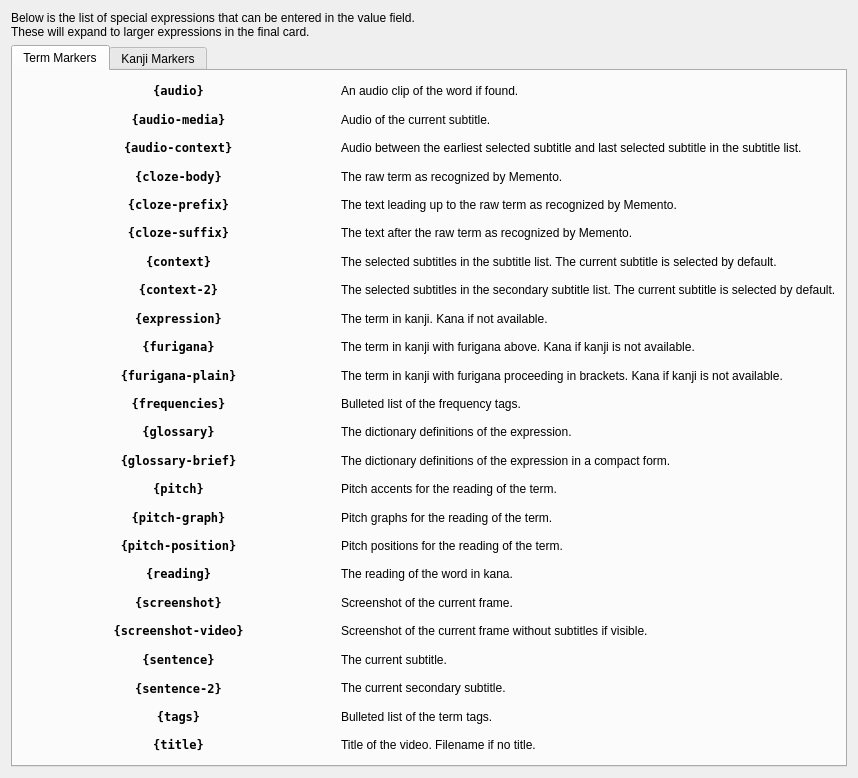
This is src/gui/widgets/settings/ankisettingshelp.ui in ripose-jp/Memento as Qt 5 draws it before an edit. The edited form follows.
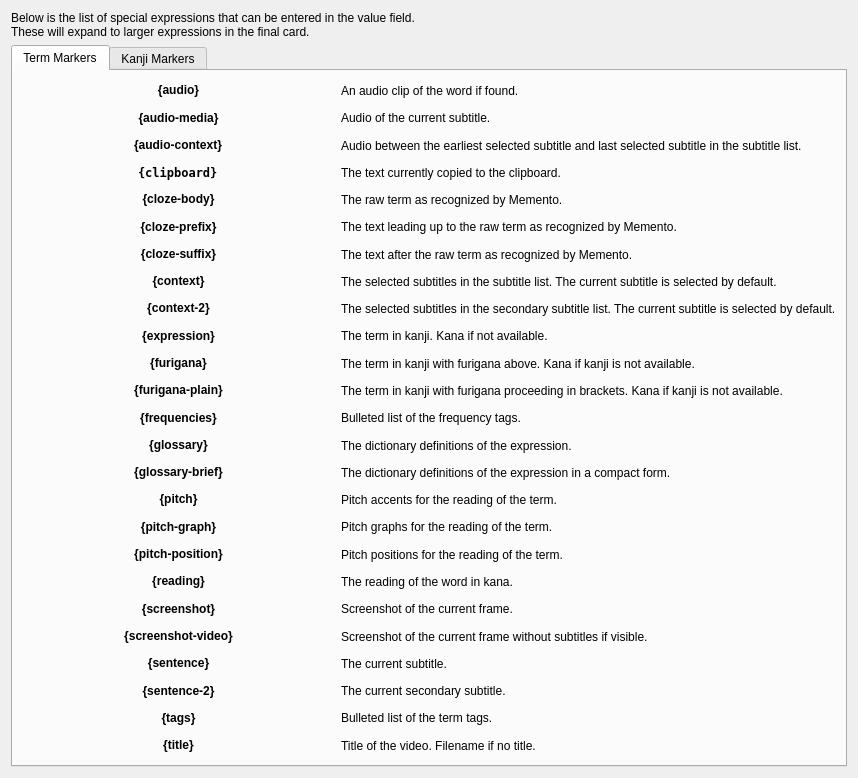
This is the edited form.

Commit message:
ankiclient: adds {clipboard} marker
Adds {clipboard} marker which adds the current clipboard to the card.

This commit also includes a refactor that moves more things into
buildCommonNote to avoid copying code.

Patch:
```diff
--- a/src/gui/widgets/settings/ankisettingshelp.ui
+++ b/src/gui/widgets/settings/ankisettingshelp.ui
@@ -43,27 +43,22 @@
       <layout class="QVBoxLayout" name="verticalLayout_2">
        <item>
         <layout class="QGridLayout" name="layoutTerm">
-         <item row="3" column="1">
-          <widget class="QLabel" name="labelTermClozeBodyEx">
+         <item row="20" column="1">
+          <widget class="QLabel" name="labelTermScreenshotVideo">
            <property name="text">
-            <string>The raw term as recognized by Memento.</string>
-           </property>
-           <property name="wordWrap">
-            <bool>false</bool>
+            <string>Screenshot of the current frame without subtitles if visible.</string>
            </property>
           </widget>
          </item>
-         <item row="11" column="0">
-          <widget class="QLabel" name="labelTermFrequencies">
+         <item row="19" column="0">
+          <widget class="QLabel" name="labelTermScreenshot">
            <property name="font">
             <font>
-             <family>DejaVu Sans Mono</family>
-             <weight>75</weight>
              <bold>true</bold>
             </font>
            </property>
            <property name="text">
-            <string>{frequencies}</string>
+            <string>{screenshot}</string>
            </property>
            <property name="alignment">
             <set>Qt::AlignCenter</set>
@@ -73,19 +68,20 @@
            </property>
           </widget>
          </item>
-         <item row="13" column="1">
-          <widget class="QLabel" name="labelTermGlossaryBriefEx">
+         <item row="21" column="1">
+          <widget class="QLabel" name="labelTermSentenceEx">
            <property name="text">
-            <string>The dictionary definitions of the expression in a compact form.</string>
+            <string>The current subtitle.</string>
+           </property>
+           <property name="wordWrap">
+            <bool>false</bool>
            </property>
           </widget>
          </item>
-         <item row="10" column="0">
+         <item row="11" column="0">
           <widget class="QLabel" name="labelTermFuriganaPlain">
            <property name="font">
             <font>
-             <family>DejaVu Sans Mono</family>
-             <weight>75</weight>
              <bold>true</bold>
             </font>
            </property>
@@ -103,17 +99,15 @@
            </property>
           </widget>
          </item>
-         <item row="7" column="0">
-          <widget class="QLabel" name="labelTermContext2">
+         <item row="15" column="0">
+          <widget class="QLabel" name="labelTermPitch">
            <property name="font">
             <font>
-             <family>DejaVu Sans Mono</family>
-             <weight>75</weight>
              <bold>true</bold>
             </font>
            </property>
            <property name="text">
-            <string>{context-2}</string>
+            <string>{pitch}</string>
            </property>
            <property name="alignment">
             <set>Qt::AlignCenter</set>
@@ -123,17 +117,15 @@
            </property>
           </widget>
          </item>
-         <item row="5" column="0">
-          <widget class="QLabel" name="labelTermClozeSuffix">
+         <item row="24" column="0">
+          <widget class="QLabel" name="labelTermTitle">
            <property name="font">
             <font>
-             <family>DejaVu Sans Mono</family>
-             <weight>75</weight>
              <bold>true</bold>
             </font>
            </property>
            <property name="text">
-            <string>{cloze-suffix}</string>
+            <string>{title}</string>
            </property>
            <property name="alignment">
             <set>Qt::AlignCenter</set>
@@ -143,17 +135,22 @@
            </property>
           </widget>
          </item>
-         <item row="4" column="0">
-          <widget class="QLabel" name="labelTermClozePrefix">
+         <item row="16" column="1">
+          <widget class="QLabel" name="labelTermPitchGraphEx">
+           <property name="text">
+            <string>Pitch graphs for the reading of the term.</string>
+           </property>
+          </widget>
+         </item>
+         <item row="18" column="0">
+          <widget class="QLabel" name="labelTermReading">
            <property name="font">
             <font>
-             <family>DejaVu Sans Mono</family>
-             <weight>75</weight>
              <bold>true</bold>
             </font>
            </property>
            <property name="text">
-            <string>{cloze-prefix}</string>
+            <string>{reading}</string>
            </property>
            <property name="alignment">
             <set>Qt::AlignCenter</set>
@@ -163,28 +160,32 @@
            </property>
           </widget>
          </item>
-         <item row="18" column="1">
-          <widget class="QLabel" name="labelTermScreenshotEx">
+         <item row="23" column="1">
+          <widget class="QLabel" name="labelTermTagsEx">
            <property name="text">
-            <string>Screenshot of the current frame.</string>
+            <string>Bulleted list of the term tags.</string>
            </property>
           </widget>
          </item>
-         <item row="7" column="1">
-          <widget class="QLabel" name="labelTermContext2Ex">
-           <property name="text">
-            <string>The selected subtitles in the secondary subtitle list. The current subtitle is selected by default.</string>
+         <item row="10" column="0">
+          <widget class="QLabel" name="labelTermFurigana">
+           <property name="font">
+            <font>
+             <bold>true</bold>
+            </font>
            </property>
-          </widget>
-         </item>
-         <item row="21" column="1">
-          <widget class="QLabel" name="labelTermSentence2Ex">
            <property name="text">
-            <string>The current secondary subtitle.</string>
+            <string>{furigana}</string>
            </property>
+           <property name="alignment">
+            <set>Qt::AlignCenter</set>
+           </property>
+           <property name="textInteractionFlags">
+            <set>Qt::TextSelectableByKeyboard|Qt::TextSelectableByMouse</set>
+           </property>
           </widget>
          </item>
-         <item row="10" column="1">
+         <item row="11" column="1">
           <widget class="QLabel" name="labelTermFuriganaPlainEx">
            <property name="text">
             <string>The term in kanji with furigana proceeding in brackets. Kana if kanji is not available.</string>
@@ -194,17 +195,32 @@
            </property>
           </widget>
          </item>
-         <item row="16" column="0">
-          <widget class="QLabel" name="labelTermPitchPosition">
+         <item row="6" column="1">
+          <widget class="QLabel" name="labelTermClozeSuffixEx">
+           <property name="text">
+            <string>The text after the raw term as recognized by Memento.</string>
+           </property>
+           <property name="wordWrap">
+            <bool>false</bool>
+           </property>
+          </widget>
+         </item>
+         <item row="22" column="1">
+          <widget class="QLabel" name="labelTermSentence2Ex">
+           <property name="text">
+            <string>The current secondary subtitle.</string>
+           </property>
+          </widget>
+         </item>
+         <item row="1" column="0">
+          <widget class="QLabel" name="labelTermAudioMedia">
            <property name="font">
             <font>
-             <family>DejaVu Sans Mono</family>
-             <weight>75</weight>
              <bold>true</bold>
             </font>
            </property>
            <property name="text">
-            <string>{pitch-position}</string>
+            <string>{audio-media}</string>
            </property>
            <property name="alignment">
             <set>Qt::AlignCenter</set>
@@ -214,7 +230,112 @@
            </property>
           </widget>
          </item>
-         <item row="9" column="1">
+         <item row="5" column="1">
+          <widget class="QLabel" name="labelTermClozePrefixEx">
+           <property name="sizePolicy">
+            <sizepolicy hsizetype="Preferred" vsizetype="Preferred">
+             <horstretch>0</horstretch>
+             <verstretch>0</verstretch>
+            </sizepolicy>
+           </property>
+           <property name="text">
+            <string>The text leading up to the raw term as recognized by Memento.</string>
+           </property>
+           <property name="wordWrap">
+            <bool>false</bool>
+           </property>
+          </widget>
+         </item>
+         <item row="9" column="0">
+          <widget class="QLabel" name="labelTermExpression">
+           <property name="font">
+            <font>
+             <bold>true</bold>
+            </font>
+           </property>
+           <property name="text">
+            <string>{expression}</string>
+           </property>
+           <property name="alignment">
+            <set>Qt::AlignCenter</set>
+           </property>
+           <property name="textInteractionFlags">
+            <set>Qt::TextSelectableByKeyboard|Qt::TextSelectableByMouse</set>
+           </property>
+          </widget>
+         </item>
+         <item row="8" column="1">
+          <widget class="QLabel" name="labelTermContext2Ex">
+           <property name="text">
+            <string>The selected subtitles in the secondary subtitle list. The current subtitle is selected by default.</string>
+           </property>
+          </widget>
+         </item>
+         <item row="4" column="1">
+          <widget class="QLabel" name="labelTermClozeBodyEx">
+           <property name="text">
+            <string>The raw term as recognized by Memento.</string>
+           </property>
+           <property name="wordWrap">
+            <bool>false</bool>
+           </property>
+          </widget>
+         </item>
+         <item row="6" column="0">
+          <widget class="QLabel" name="labelTermClozeSuffix">
+           <property name="font">
+            <font>
+             <bold>true</bold>
+            </font>
+           </property>
+           <property name="text">
+            <string>{cloze-suffix}</string>
+           </property>
+           <property name="alignment">
+            <set>Qt::AlignCenter</set>
+           </property>
+           <property name="textInteractionFlags">
+            <set>Qt::TextSelectableByKeyboard|Qt::TextSelectableByMouse</set>
+           </property>
+          </widget>
+         </item>
+         <item row="7" column="0">
+          <widget class="QLabel" name="labelTermContext">
+           <property name="font">
+            <font>
+             <bold>true</bold>
+            </font>
+           </property>
+           <property name="text">
+            <string>{context}</string>
+           </property>
+           <property name="alignment">
+            <set>Qt::AlignCenter</set>
+           </property>
+           <property name="textInteractionFlags">
+            <set>Qt::TextSelectableByKeyboard|Qt::TextSelectableByMouse</set>
+           </property>
+          </widget>
+         </item>
+         <item row="23" column="0">
+          <widget class="QLabel" name="labelTermTags">
+           <property name="font">
+            <font>
+             <bold>true</bold>
+            </font>
+           </property>
+           <property name="text">
+            <string>{tags}</string>
+           </property>
+           <property name="alignment">
+            <set>Qt::AlignCenter</set>
+           </property>
+           <property name="textInteractionFlags">
+            <set>Qt::TextSelectableByKeyboard|Qt::TextSelectableByMouse</set>
+           </property>
+          </widget>
+         </item>
+         <item row="10" column="1">
           <widget class="QLabel" name="labelTermFuriganaEx">
            <property name="text">
             <string>The term in kanji with furigana above. Kana if kanji is not available.</string>
@@ -224,17 +345,29 @@
            </property>
           </widget>
          </item>
-         <item row="17" column="0">
-          <widget class="QLabel" name="labelTermReading">
+         <item row="24" column="1">
+          <widget class="QLabel" name="labelTermTitleEx">
+           <property name="text">
+            <string>Title of the video. Filename if no title.</string>
+           </property>
+          </widget>
+         </item>
+         <item row="1" column="1">
+          <widget class="QLabel" name="labelTermAudioMediaEx">
+           <property name="text">
+            <string>Audio of the current subtitle.</string>
+           </property>
+          </widget>
+         </item>
+         <item row="5" column="0">
+          <widget class="QLabel" name="labelTermClozePrefix">
            <property name="font">
             <font>
-             <family>DejaVu Sans Mono</family>
-             <weight>75</weight>
              <bold>true</bold>
             </font>
            </property>
            <property name="text">
-            <string>{reading}</string>
+            <string>{cloze-prefix}</string>
            </property>
            <property name="alignment">
             <set>Qt::AlignCenter</set>
@@ -244,17 +377,15 @@
            </property>
           </widget>
          </item>
-         <item row="22" column="0">
-          <widget class="QLabel" name="labelTermTags">
+         <item row="20" column="0">
+          <widget class="QLabel" name="labelTermScreenshotMedia">
            <property name="font">
             <font>
-             <family>DejaVu Sans Mono</family>
-             <weight>75</weight>
              <bold>true</bold>
             </font>
            </property>
            <property name="text">
-            <string>{tags}</string>
+            <string>{screenshot-video}</string>
            </property>
            <property name="alignment">
             <set>Qt::AlignCenter</set>
@@ -264,59 +395,90 @@
            </property>
           </widget>
          </item>
-         <item row="11" column="1">
+         <item row="12" column="1">
           <widget class="QLabel" name="labelTermFrequenciesEx">
            <property name="text">
             <string>Bulleted list of the frequency tags.</string>
            </property>
           </widget>
          </item>
-         <item row="4" column="1">
-          <widget class="QLabel" name="labelTermClozePrefixEx">
-           <property name="sizePolicy">
-            <sizepolicy hsizetype="Preferred" vsizetype="Preferred">
-             <horstretch>0</horstretch>
-             <verstretch>0</verstretch>
-            </sizepolicy>
+         <item row="18" column="1">
+          <widget class="QLabel" name="labelTermReadingEx">
+           <property name="text">
+            <string>The reading of the word in kana.</string>
            </property>
+           <property name="wordWrap">
+            <bool>false</bool>
+           </property>
+          </widget>
+         </item>
+         <item row="17" column="0">
+          <widget class="QLabel" name="labelTermPitchPosition">
+           <property name="font">
+            <font>
+             <bold>true</bold>
+            </font>
+           </property>
            <property name="text">
-            <string>The text leading up to the raw term as recognized by Memento.</string>
+            <string>{pitch-position}</string>
            </property>
+           <property name="alignment">
+            <set>Qt::AlignCenter</set>
+           </property>
+           <property name="textInteractionFlags">
+            <set>Qt::TextSelectableByKeyboard|Qt::TextSelectableByMouse</set>
+           </property>
+          </widget>
+         </item>
+         <item row="0" column="1">
+          <widget class="QLabel" name="labelTermAudioEx">
+           <property name="text">
+            <string>An audio clip of the word if found.</string>
+           </property>
            <property name="wordWrap">
             <bool>false</bool>
            </property>
           </widget>
          </item>
-         <item row="6" column="1">
+         <item row="7" column="1">
           <widget class="QLabel" name="labelTermContextEx">
            <property name="text">
             <string>The selected subtitles in the subtitle list. The current subtitle is selected by default.</string>
            </property>
           </widget>
          </item>
-         <item row="16" column="1">
-          <widget class="QLabel" name="labelTermPitchPositionEx">
+         <item row="9" column="1">
+          <widget class="QLabel" name="labelTermExpressionEx">
            <property name="text">
-            <string>Pitch positions for the reading of the term.</string>
-           </property>
-          </widget>
-         </item>
-         <item row="20" column="1">
-          <widget class="QLabel" name="labelTermSentenceEx">
-           <property name="text">
-            <string>The current subtitle.</string>
+            <string>The term in kanji. Kana if not available.</string>
            </property>
            <property name="wordWrap">
             <bool>false</bool>
            </property>
           </widget>
          </item>
-         <item row="13" column="0">
+         <item row="8" column="0">
+          <widget class="QLabel" name="labelTermContext2">
+           <property name="font">
+            <font>
+             <bold>true</bold>
+            </font>
+           </property>
+           <property name="text">
+            <string>{context-2}</string>
+           </property>
+           <property name="alignment">
+            <set>Qt::AlignCenter</set>
+           </property>
+           <property name="textInteractionFlags">
+            <set>Qt::TextSelectableByKeyboard|Qt::TextSelectableByMouse</set>
+           </property>
+          </widget>
+         </item>
+         <item row="14" column="0">
           <widget class="QLabel" name="labelTermGlossaryBrief">
            <property name="font">
             <font>
-             <family>DejaVu Sans Mono</family>
-             <weight>75</weight>
              <bold>true</bold>
             </font>
            </property>
@@ -331,26 +493,60 @@
            </property>
           </widget>
          </item>
-         <item row="19" column="1">
-          <widget class="QLabel" name="labelTermScreenshotVideo">
+         <item row="14" column="1">
+          <widget class="QLabel" name="labelTermGlossaryBriefEx">
            <property name="text">
-            <string>Screenshot of the current frame without subtitles if visible.</string>
+            <string>The dictionary definitions of the expression in a compact form.</string>
            </property>
           </widget>
          </item>
-         <item row="1" column="1">
-          <widget class="QLabel" name="labelTermAudioMediaEx">
+         <item row="12" column="0">
+          <widget class="QLabel" name="labelTermFrequencies">
+           <property name="font">
+            <font>
+             <bold>true</bold>
+            </font>
+           </property>
            <property name="text">
-            <string>Audio of the current subtitle.</string>
+            <string>{frequencies}</string>
            </property>
+           <property name="alignment">
+            <set>Qt::AlignCenter</set>
+           </property>
+           <property name="textInteractionFlags">
+            <set>Qt::TextSelectableByKeyboard|Qt::TextSelectableByMouse</set>
+           </property>
           </widget>
          </item>
-         <item row="15" column="0">
+         <item row="4" column="0">
+          <widget class="QLabel" name="labelTermClozeBody">
+           <property name="font">
+            <font>
+             <bold>true</bold>
+            </font>
+           </property>
+           <property name="text">
+            <string>{cloze-body}</string>
+           </property>
+           <property name="alignment">
+            <set>Qt::AlignCenter</set>
+           </property>
+           <property name="textInteractionFlags">
+            <set>Qt::TextSelectableByKeyboard|Qt::TextSelectableByMouse</set>
+           </property>
+          </widget>
+         </item>
+         <item row="2" column="1">
+          <widget class="QLabel" name="labelTermAudioContextEx">
+           <property name="text">
+            <string>Audio between the earliest selected subtitle and last selected subtitle in the subtitle list.</string>
+           </property>
+          </widget>
+         </item>
+         <item row="16" column="0">
           <widget class="QLabel" name="labelTermPitchGraph">
            <property name="font">
             <font>
-             <family>DejaVu Sans Mono</family>
-             <weight>75</weight>
              <bold>true</bold>
             </font>
            </property>
@@ -365,17 +561,15 @@
            </property>
           </widget>
          </item>
-         <item row="19" column="0">
-          <widget class="QLabel" name="labelTermScreenshotMedia">
+         <item row="21" column="0">
+          <widget class="QLabel" name="labelTermSentence">
            <property name="font">
             <font>
-             <family>DejaVu Sans Mono</family>
-             <weight>75</weight>
              <bold>true</bold>
             </font>
            </property>
            <property name="text">
-            <string>{screenshot-video}</string>
+            <string>{sentence}</string>
            </property>
            <property name="alignment">
             <set>Qt::AlignCenter</set>
@@ -385,17 +579,15 @@
            </property>
           </widget>
          </item>
-         <item row="8" column="0">
-          <widget class="QLabel" name="labelTermExpression">
+         <item row="13" column="0">
+          <widget class="QLabel" name="labelTermGlossary">
            <property name="font">
             <font>
-             <family>DejaVu Sans Mono</family>
-             <weight>75</weight>
              <bold>true</bold>
             </font>
            </property>
            <property name="text">
-            <string>{expression}</string>
+            <string>{glossary}</string>
            </property>
            <property name="alignment">
             <set>Qt::AlignCenter</set>
@@ -405,59 +597,58 @@
            </property>
           </widget>
          </item>
-         <item row="14" column="1">
+         <item row="17" column="1">
+          <widget class="QLabel" name="labelTermPitchPositionEx">
+           <property name="text">
+            <string>Pitch positions for the reading of the term.</string>
+           </property>
+          </widget>
+         </item>
+         <item row="22" column="0">
+          <widget class="QLabel" name="labelTermSentence2">
+           <property name="font">
+            <font>
+             <bold>true</bold>
+            </font>
+           </property>
+           <property name="text">
+            <string>{sentence-2}</string>
+           </property>
+           <property name="alignment">
+            <set>Qt::AlignCenter</set>
+           </property>
+          </widget>
+         </item>
+         <item row="19" column="1">
+          <widget class="QLabel" name="labelTermScreenshotEx">
+           <property name="text">
+            <string>Screenshot of the current frame.</string>
+           </property>
+          </widget>
+         </item>
+         <item row="2" column="0" alignment="Qt::AlignHCenter|Qt::AlignVCenter">
+          <widget class="QLabel" name="labelTermAudioContext">
+           <property name="font">
+            <font>
+             <bold>true</bold>
+            </font>
+           </property>
+           <property name="text">
+            <string>{audio-context}</string>
+           </property>
+          </widget>
+         </item>
+         <item row="15" column="1">
           <widget class="QLabel" name="labelTermPitchEx">
            <property name="text">
             <string>Pitch accents for the reading of the term.</string>
            </property>
           </widget>
          </item>
-         <item row="8" column="1">
-          <widget class="QLabel" name="labelTermExpressionEx">
-           <property name="text">
-            <string>The term in kanji. Kana if not available.</string>
-           </property>
-           <property name="wordWrap">
-            <bool>false</bool>
-           </property>
-          </widget>
-         </item>
-         <item row="12" column="0">
-          <widget class="QLabel" name="labelTermGlossary">
-           <property name="font">
-            <font>
-             <family>DejaVu Sans Mono</family>
-             <weight>75</weight>
-             <bold>true</bold>
-            </font>
-           </property>
-           <property name="text">
-            <string>{glossary}</string>
-           </property>
-           <property name="alignment">
-            <set>Qt::AlignCenter</set>
-           </property>
-           <property name="textInteractionFlags">
-            <set>Qt::TextSelectableByKeyboard|Qt::TextSelectableByMouse</set>
-           </property>
-          </widget>
-         </item>
-         <item row="17" column="1">
-          <widget class="QLabel" name="labelTermReadingEx">
-           <property name="text">
-            <string>The reading of the word in kana.</string>
-           </property>
-           <property name="wordWrap">
-            <bool>false</bool>
-           </property>
-          </widget>
-         </item>
          <item row="0" column="0">
           <widget class="QLabel" name="labelTermAudio">
            <property name="font">
             <font>
-             <family>DejaVu Sans Mono</family>
-             <weight>75</weight>
              <bold>true</bold>
             </font>
            </property>
@@ -472,131 +663,7 @@
            </property>
           </widget>
          </item>
-         <item row="0" column="1">
-          <widget class="QLabel" name="labelTermAudioEx">
-           <property name="text">
-            <string>An audio clip of the word if found.</string>
-           </property>
-           <property name="wordWrap">
-            <bool>false</bool>
-           </property>
-          </widget>
-         </item>
-         <item row="5" column="1">
-          <widget class="QLabel" name="labelTermClozeSuffixEx">
-           <property name="text">
-            <string>The text after the raw term as recognized by Memento.</string>
-           </property>
-           <property name="wordWrap">
-            <bool>false</bool>
-           </property>
-          </widget>
-         </item>
-         <item row="21" column="0">
-          <widget class="QLabel" name="labelTermSentence2">
-           <property name="font">
-            <font>
-             <family>DejaVu Sans Mono</family>
-             <weight>75</weight>
-             <bold>true</bold>
-            </font>
-           </property>
-           <property name="text">
-            <string>{sentence-2}</string>
-           </property>
-           <property name="alignment">
-            <set>Qt::AlignCenter</set>
-           </property>
-          </widget>
-         </item>
-         <item row="9" column="0">
-          <widget class="QLabel" name="labelTermFurigana">
-           <property name="font">
-            <font>
-             <family>DejaVu Sans Mono</family>
-             <weight>75</weight>
-             <bold>true</bold>
-            </font>
-           </property>
-           <property name="text">
-            <string>{furigana}</string>
-           </property>
-           <property name="alignment">
-            <set>Qt::AlignCenter</set>
-           </property>
-           <property name="textInteractionFlags">
-            <set>Qt::TextSelectableByKeyboard|Qt::TextSelectableByMouse</set>
-           </property>
-          </widget>
-         </item>
-         <item row="22" column="1">
-          <widget class="QLabel" name="labelTermTagsEx">
-           <property name="text">
-            <string>Bulleted list of the term tags.</string>
-           </property>
-          </widget>
-         </item>
-         <item row="23" column="0">
-          <widget class="QLabel" name="labelTermTitle">
-           <property name="font">
-            <font>
-             <family>DejaVu Sans Mono</family>
-             <weight>75</weight>
-             <bold>true</bold>
-            </font>
-           </property>
-           <property name="text">
-            <string>{title}</string>
-           </property>
-           <property name="alignment">
-            <set>Qt::AlignCenter</set>
-           </property>
-           <property name="textInteractionFlags">
-            <set>Qt::TextSelectableByKeyboard|Qt::TextSelectableByMouse</set>
-           </property>
-          </widget>
-         </item>
-         <item row="3" column="0">
-          <widget class="QLabel" name="labelTermClozeBody">
-           <property name="font">
-            <font>
-             <family>DejaVu Sans Mono</family>
-             <weight>75</weight>
-             <bold>true</bold>
-            </font>
-           </property>
-           <property name="text">
-            <string>{cloze-body}</string>
-           </property>
-           <property name="alignment">
-            <set>Qt::AlignCenter</set>
-           </property>
-           <property name="textInteractionFlags">
-            <set>Qt::TextSelectableByKeyboard|Qt::TextSelectableByMouse</set>
-           </property>
-          </widget>
-         </item>
-         <item row="1" column="0">
-          <widget class="QLabel" name="labelTermAudioMedia">
-           <property name="font">
-            <font>
-             <family>DejaVu Sans Mono</family>
-             <weight>75</weight>
-             <bold>true</bold>
-            </font>
-           </property>
-           <property name="text">
-            <string>{audio-media}</string>
-           </property>
-           <property name="alignment">
-            <set>Qt::AlignCenter</set>
-           </property>
-           <property name="textInteractionFlags">
-            <set>Qt::TextSelectableByKeyboard|Qt::TextSelectableByMouse</set>
-           </property>
-          </widget>
-         </item>
-         <item row="12" column="1">
+         <item row="13" column="1">
           <widget class="QLabel" name="labelTermGlossaryEx">
            <property name="text">
             <string>The dictionary definitions of the expression.</string>
@@ -606,118 +673,23 @@
            </property>
           </widget>
          </item>
-         <item row="2" column="0" alignment="Qt::AlignHCenter|Qt::AlignVCenter">
-          <widget class="QLabel" name="labelTermAudioContext">
+         <item row="3" column="0" alignment="Qt::AlignHCenter|Qt::AlignVCenter">
+          <widget class="QLabel" name="labelTermClipboard">
            <property name="font">
             <font>
              <family>DejaVu Sans Mono</family>
-             <weight>75</weight>
              <bold>true</bold>
             </font>
            </property>
            <property name="text">
-            <string>{audio-context}</string>
+            <string>{clipboard}</string>
            </property>
           </widget>
          </item>
-         <item row="15" column="1">
-          <widget class="QLabel" name="labelTermPitchGraphEx">
+         <item row="3" column="1">
+          <widget class="QLabel" name="labelTermClipboardEx">
            <property name="text">
-            <string>Pitch graphs for the reading of the term.</string>
-           </property>
-          </widget>
-         </item>
-         <item row="20" column="0">
-          <widget class="QLabel" name="labelTermSentence">
-           <property name="font">
-            <font>
-             <family>DejaVu Sans Mono</family>
-             <weight>75</weight>
-             <bold>true</bold>
-            </font>
-           </property>
-           <property name="text">
-            <string>{sentence}</string>
-           </property>
-           <property name="alignment">
-            <set>Qt::AlignCenter</set>
-           </property>
-           <property name="textInteractionFlags">
-            <set>Qt::TextSelectableByKeyboard|Qt::TextSelectableByMouse</set>
-           </property>
-          </widget>
-         </item>
-         <item row="18" column="0">
-          <widget class="QLabel" name="labelTermScreenshot">
-           <property name="font">
-            <font>
-             <family>DejaVu Sans Mono</family>
-             <weight>75</weight>
-             <bold>true</bold>
-            </font>
-           </property>
-           <property name="text">
-            <string>{screenshot}</string>
-           </property>
-           <property name="alignment">
-            <set>Qt::AlignCenter</set>
-           </property>
-           <property name="textInteractionFlags">
-            <set>Qt::TextSelectableByKeyboard|Qt::TextSelectableByMouse</set>
-           </property>
-          </widget>
-         </item>
-         <item row="6" column="0">
-          <widget class="QLabel" name="labelTermContext">
-           <property name="font">
-            <font>
-             <family>DejaVu Sans Mono</family>
-             <weight>75</weight>
-             <bold>true</bold>
-            </font>
-           </property>
-           <property name="text">
-            <string>{context}</string>
-           </property>
-           <property name="alignment">
-            <set>Qt::AlignCenter</set>
-           </property>
-           <property name="textInteractionFlags">
-            <set>Qt::TextSelectableByKeyboard|Qt::TextSelectableByMouse</set>
-           </property>
-          </widget>
-         </item>
-         <item row="14" column="0">
-          <widget class="QLabel" name="labelTermPitch">
-           <property name="font">
-            <font>
-             <family>DejaVu Sans Mono</family>
-             <weight>75</weight>
-             <bold>true</bold>
-            </font>
-           </property>
-           <property name="text">
-            <string>{pitch}</string>
-           </property>
-           <property name="alignment">
-            <set>Qt::AlignCenter</set>
-           </property>
-           <property name="textInteractionFlags">
-            <set>Qt::TextSelectableByKeyboard|Qt::TextSelectableByMouse</set>
-           </property>
-          </widget>
-         </item>
-         <item row="23" column="1">
-          <widget class="QLabel" name="labelTermTitleEx">
-           <property name="text">
-            <string>Title of the video. Filename if no title.</string>
-           </property>
-          </widget>
-         </item>
-         <item row="2" column="1">
-          <widget class="QLabel" name="labelTermAudioContextEx">
-           <property name="text">
-            <string>Audio between the earliest selected subtitle and last selected subtitle in the subtitle list.</string>
+            <string>The text currently copied to the clipboard.</string>
            </property>
           </widget>
          </item>
```
Left out of the diff: 570 changed lines with no effect on the pictures. The commit also changes 5 other files.
